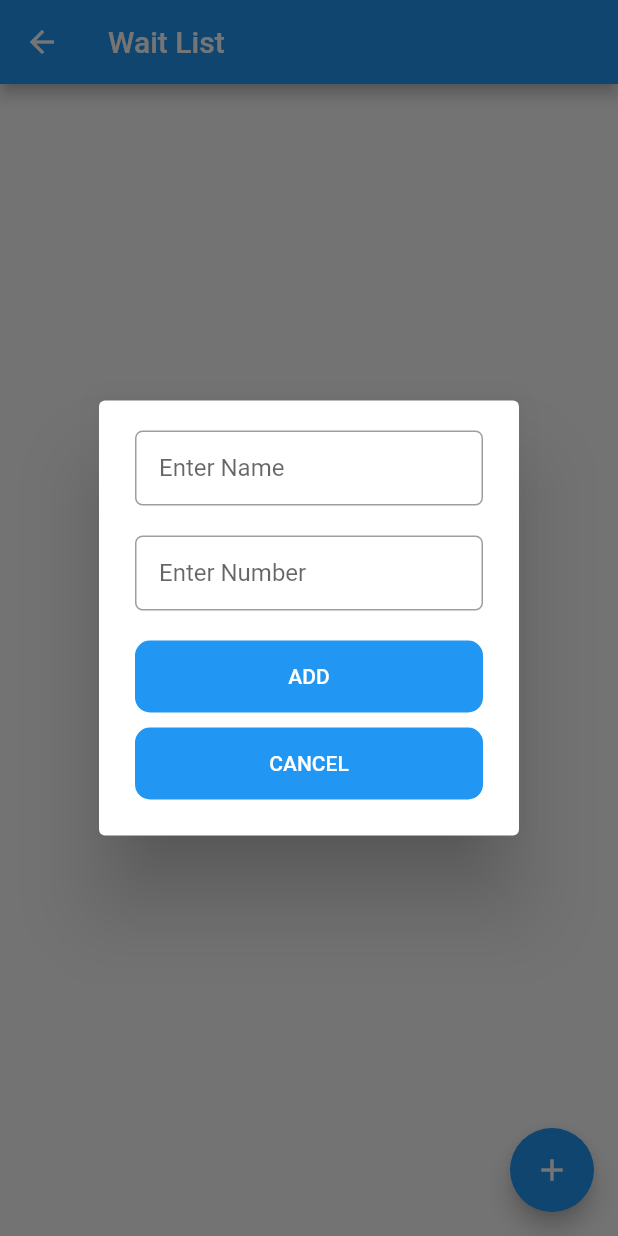
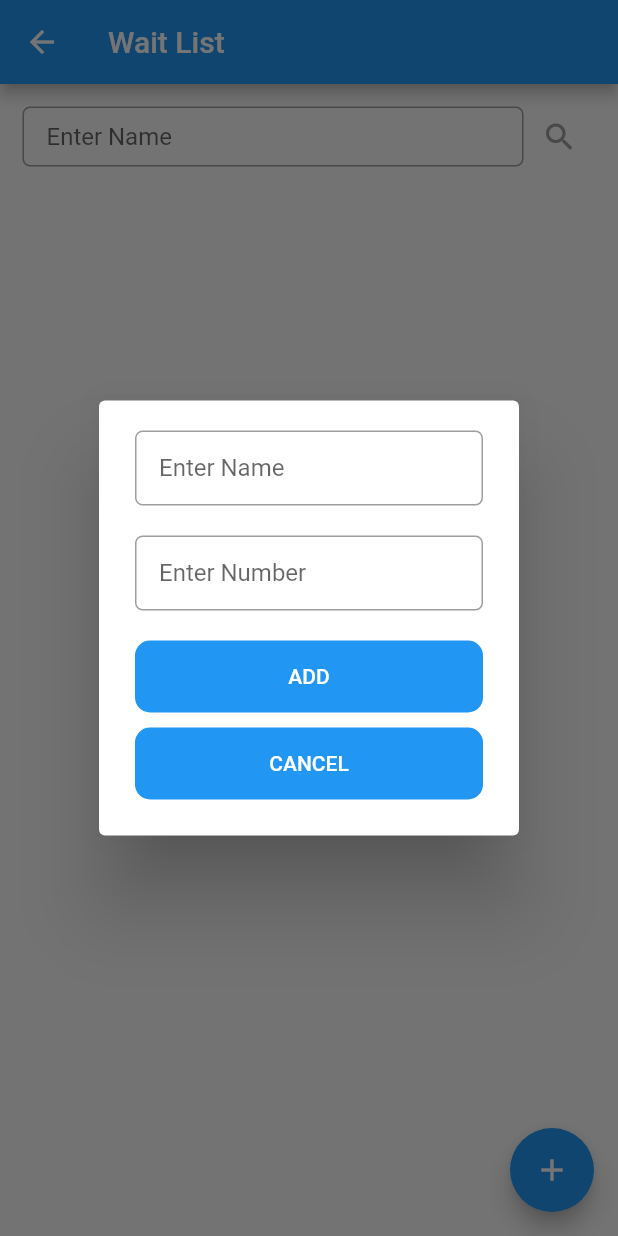
Before and after one commit to abdullahmansss/components, a Flutter app: the WaitDatabase screen opened directly, after a tap on the "add" icon, on a phone screen of 412 x 824 dp. Run offline on Flutter 3.47's test engine with Material 2 defaults, Android fonts, the phone set to English and light mode, and no system bars; our stand-ins replace conditional_builder, fluttertoast, sqflite; accounts and stored records are empty.

Commit message:
database v3

```diff
--- a/lib/modules/database/database.dart
+++ b/lib/modules/database/database.dart
@@ -1,4 +1,3 @@
-
 import 'package:calculator/shared/components/components.dart';
 import 'package:conditional_builder/conditional_builder.dart';
 import 'package:flutter/cupertino.dart';
@@ -16,6 +15,9 @@ class WaitDatabase extends StatefulWidget {
 class _WaitDatabaseState extends State<WaitDatabase> {
   var nameController = TextEditingController();
   var numberController = TextEditingController();
+
+  var searchController = TextEditingController();
+
   var database;
   List<Map> list;
 
@@ -23,13 +25,46 @@ class _WaitDatabaseState extends State<WaitDatabase> {
   void initState() {
     super.initState();
 
-    createDatabase().then((value)
-    {
-      if(value != null)
-        database = value;
+    createDatabase().then((value) {
+      if (value != null) database = value;
 
       getUsers(
         database: value,
+      ).then((value) {
+        this.list = value;
+        setState(() {});
+      });
+    });
+  }
+
+  @override
+  Widget build(BuildContext context) {
+    return Scaffold(
+      appBar: AppBar(
+        title: Text('Wait List'),
+      ),
+      body: ConditionalBuilder(
+        condition: this.list != null,
+        builder: (context) => Column(
+          children: [
+            Padding(
+              padding: EdgeInsets.all(15.0),
+              child: Container(
+                height: 40.0,
+                child: Row(
+                  children: [
+                    Expanded(
+                      child: defaultFormField(
+                        controller: searchController,
+                        type: TextInputType.name,
+                        hint: 'Enter Name',
+                        onType: (String s)
+                        {
+                          print(s);
+
+                          searchUsers(
+                            database: this.database,
+                            name: s,
                           ).then((value)
                           {
                             this.list = value;
@@ -37,32 +72,65 @@ class _WaitDatabaseState extends State<WaitDatabase> {
 
                             });
                           });
+                        },
+                      ),
+                    ),
+                    IconButton(
+                      icon: Icon(
+                        Icons.search,
+                        color: Colors.grey,
+                      ),
+                      onPressed: ()
+                      {
+                        searchUsers(
+                          database: this.database,
+                          name: searchController.text,
+                        ).then((value)
+                        {
+                          this.list = value;
+                          setState(() {
+
                           });
-  }
-
-  @override
-  Widget build(BuildContext context)
-  {
-    return Scaffold(
-      appBar: AppBar(
-        title: Text('Wait List'),
+                        });
+                      },
                     ),
-      body: ConditionalBuilder(
-        condition: this.list != null,
-        builder: (context) => ListView.separated(
+                  ],
+                ),
+              ),
+            ),
+            Expanded(
+              child: ListView.separated(
                 physics: BouncingScrollPhysics(),
                 itemBuilder: (context, index) => buildItem(this.list[index]),
                 separatorBuilder: (context, index) => buildSeparator(),
                 itemCount: this.list.length,
               ),
+            ),
+          ],
+        ),
         fallback: (context) => Center(child: CircularProgressIndicator()),
       ),
       floatingActionButton: FloatingActionButton(
         onPressed: () {
-          showDialog(
+          showPop();
+        },
+        child: Icon(
+          Icons.add,
+        ),
+      ),
+    );
+  }
+
+  void showPop({Map item}) => showDialog(
         context: context,
         barrierDismissible: false,
-            builder: (c) => AlertDialog(
+        builder: (c) {
+          if (item != null) {
+            nameController.text = item['name'];
+            numberController.text = item['number'].toString();
+          }
+
+          return AlertDialog(
             content: Column(
               mainAxisSize: MainAxisSize.min,
               children: [
@@ -76,31 +144,52 @@ class _WaitDatabaseState extends State<WaitDatabase> {
                 defaultFormField(
                   controller: numberController,
                   type: TextInputType.number,
-                      hint: 'Enter Number'),
+                  hint: 'Enter Number',
+                ),
                 SizedBox(
                   height: 20.0,
                 ),
                 defaultButton(
-                    text: 'Add',
-                    function: ()
-                    {
+                  text: item != null ? 'update' : 'Add',
+                  function: () {
                     String name = nameController.text;
                     String number = numberController.text;
 
-                      if(name.isEmpty || number.isEmpty)
-                      {
+                    if (name.isEmpty || number.isEmpty) {
                       Fluttertoast.showToast(msg: 'please enter a valid data');
                       return;
                     }
 
+                    if (item != null) {
+                      updateUser(
+                        database: this.database,
+                        name: name,
+                        number: number,
+                        id: item['id'],
+                      ).then((value) {
+                        nameController.text = '';
+                        numberController.text = '';
+                        Navigator.pop(context);
+                        getUsers(database: this.database).then((value) {
+                          this.list = value;
+                          setState(() {});
+                        });
+                      });
+                    } else {
                       insertUser(
                         database: this.database,
                         name: name,
                         number: number,
-                      ).then((value)
-                      {
+                      ).then((value) {
+                        nameController.text = '';
+                        numberController.text = '';
                         Navigator.pop(context);
+                        getUsers(database: this.database).then((value) {
+                          this.list = value;
+                          setState(() {});
                         });
+                      });
+                    }
                   },
                 ),
                 SizedBox(
@@ -109,22 +198,20 @@ class _WaitDatabaseState extends State<WaitDatabase> {
                 defaultButton(
                   text: 'cancel',
                   function: () {
+                    nameController.text = '';
+                    numberController.text = '';
                     Navigator.pop(context);
                   },
                 ),
               ],
             ),
-            ),
           );
         },
-        child: Icon(
-          Icons.add,
-        ),
-      ),
       );
-  }
 
-  Widget buildItem(Map item) => Padding(
+  Widget buildItem(Map item) => InkWell(
+        onTap: () {},
+        child: Padding(
           padding: EdgeInsets.all(15.0),
           child: Row(
             children: [
@@ -148,43 +235,89 @@ class _WaitDatabaseState extends State<WaitDatabase> {
                   fontSize: 25.0,
                 ),
               ),
+              Spacer(
+                flex: 1,
+              ),
+              IconButton(
+                icon: Icon(
+                  Icons.edit,
+                  color: Colors.green,
+                ),
+                onPressed: () {
+                  showPop(
+                    item: item,
+                  );
+                },
+              ),
+              IconButton(
+                icon: Icon(
+                  Icons.remove_circle,
+                  color: Colors.red,
+                ),
+                onPressed: () {
+                  deleteUser(
+                    database: this.database,
+                    id: item['id'],
+                  ).then((value) {
+                    getUsers(database: this.database).then((value) {
+                      this.list = value;
+                      setState(() {});
+                    });
+                  });
+                },
+              ),
             ],
+          ),
         ),
       );
 
-  Future<Database> createDatabase() async
-  {
+  Future<Database> createDatabase() async {
     return await openDatabase(
       'waiting.db',
       version: 1,
-      onCreate: (Database db,version) async
-      {
+      onCreate: (Database db, version) async {
         print('database created');
-        await db.execute('create table waiting (id integer primary key, name text, number integer)').then((value)
-        {
+        await db
+            .execute(
+                'create table waiting (id integer primary key, name text, number integer)')
+            .then((value) {
           print('table created');
         });
       },
-      onOpen: (db)
-      {
+      onOpen: (db) {
         print('database opened');
       },
     );
   }
 
-  Future<void> insertUser({Database database, String name, String number}) async
-  {
-    await database.transaction((txn) async
-    {
-      await txn.rawInsert('INSERT INTO waiting(name, number) VALUES("$name", $number)').then((value)
-      {
+  Future<void> insertUser(
+      {Database database, String name, String number}) async {
+    await database.transaction((txn) async {
+      await txn
+          .rawInsert(
+              'INSERT INTO waiting(name, number) VALUES("$name", $number)')
+          .then((value) {
         print('$value');
       });
     });
   }
 
-  Future<List<Map>> getUsers({Database database}) async
-  {
+  Future<List<Map>> getUsers({Database database}) async {
     return await database.rawQuery('SELECT * FROM waiting');
   }
+
+  Future<List<Map>> searchUsers({Database database, String name}) async {
+    return await database.rawQuery('SELECT * FROM waiting WHERE name = "$name"');
   }
+
+  Future<void> updateUser(
+      {Database database, String name, String number, int id}) async {
+    await database.rawUpdate(
+        'UPDATE waiting SET name = ?, number = ? WHERE id = ?',
+        ["$name", "$number", "$id"]);
+  }
+
+  Future<void> deleteUser({Database database, int id}) async {
+    await database.rawDelete('DELETE FROM waiting WHERE id = ?', ["$id"]);
+  }
+}
--- a/lib/shared/components/components.dart
+++ b/lib/shared/components/components.dart
@@ -31,6 +31,7 @@ Widget defaultFormField({
   @required controller,
   hint = '',
   @required type,
+  Function onType,
   isPassword = false,
 }) =>
     Container(
@@ -49,6 +50,7 @@ Widget defaultFormField({
         controller: controller,
         keyboardType: type,
         obscureText: isPassword,
+        onChanged: onType,
         decoration: InputDecoration(
           hintText: hint,
           border: InputBorder.none,
```
Lines whose indentation alone changed are shown as unchanged.
